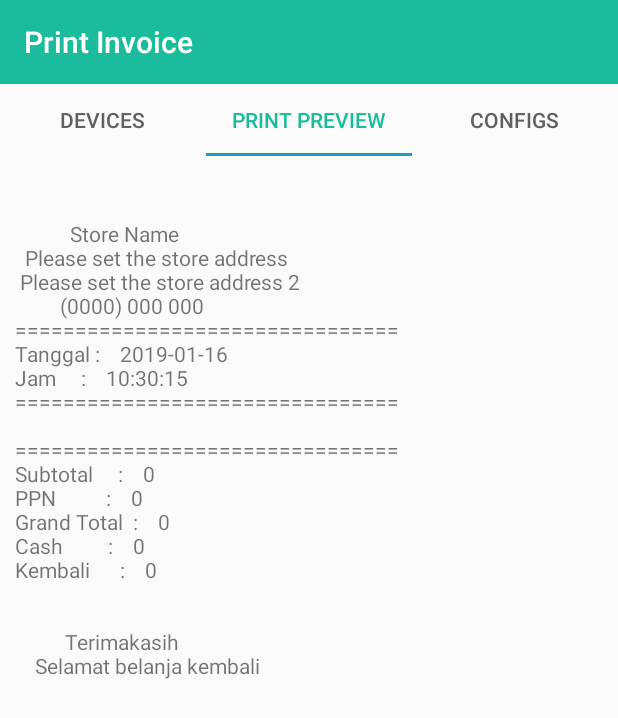
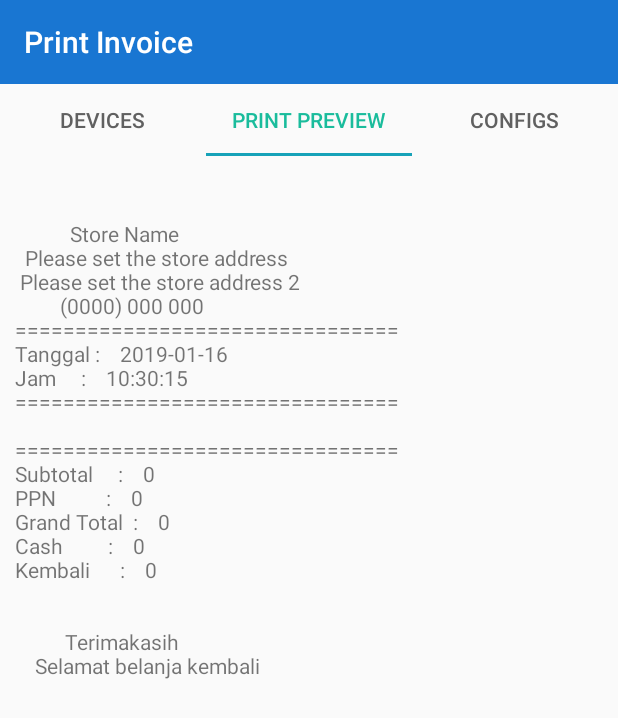
Before and after one commit to faridefendi58/siska, an Android app: the PrinterActivity screen opened directly, with no data from a screen before it, tab 2 chosen, on a phone screen of 412 x 824 dp. Shown: the top 718 px of the screen. Run offline under Robolectric (Android 15) with nearby library versions, the phone set to English and light mode, and no system bars; 4 statements that could not run were skipped.

```diff
--- a/app/src/main/java/com/slightsite/siskapos/ui/printer/GridListAdapter.java
+++ b/app/src/main/java/com/slightsite/siskapos/ui/printer/GridListAdapter.java
@@ -29,7 +29,11 @@ public class GridListAdapter extends BaseAdapter {
 
     @Override
     public int getCount() {
-        return arrayList.size();
+        int size = 0;
+        if (arrayList != null) {
+            size = arrayList.size();
+        }
+        return size;
     }
 
     @Override
--- a/app/src/main/java/com/slightsite/siskapos/ui/printer/PrinterActivity.java
+++ b/app/src/main/java/com/slightsite/siskapos/ui/printer/PrinterActivity.java
@@ -136,6 +136,7 @@ public class PrinterActivity extends AppCompatActivity {
                 beginListenForData();
             } else {
                 value += "No Devices found";
+                bluetoothDeviceList = new ArrayList<>();
                 Toast.makeText(this, value, Toast.LENGTH_LONG).show();
                 return;
             }
--- a/app/src/main/res/layout/activity_printer.xml
+++ b/app/src/main/res/layout/activity_printer.xml
@@ -5,13 +5,13 @@
     android:layout_height="match_parent"
     xmlns:app="http://schemas.android.com/apk/res-auto"
     android:orientation="vertical"
-    tools:context="com.slightsite.app.ui.printer.PrinterActivity">
+    tools:context="com.slightsite.siskapos.ui.printer.PrinterActivity">
 
     <android.support.v7.widget.Toolbar
         android:id="@+id/toolbar"
         android:layout_width="fill_parent"
         android:layout_height="?attr/actionBarSize"
-        android:background="@color/greenUcok"
+        android:background="@color/colorPrimary"
         app:layout_scrollFlags="scroll|enterAlways"
         app:popupTheme="@style/ThemeOverlay.AppCompat.Light" />
 
```
Also changed, not shown: app/src/main/java/com/slightsite/siskapos/technicalservices/AndroidDatabase.java (+17 -1 lines), app/src/main/java/com/slightsite/siskapos/ui/SplashScreenActivity.java (+34 -6 lines), app/src/main/java/com/slightsite/siskapos/ui/inventory/ProductActivity.java (+4 -3 lines).
